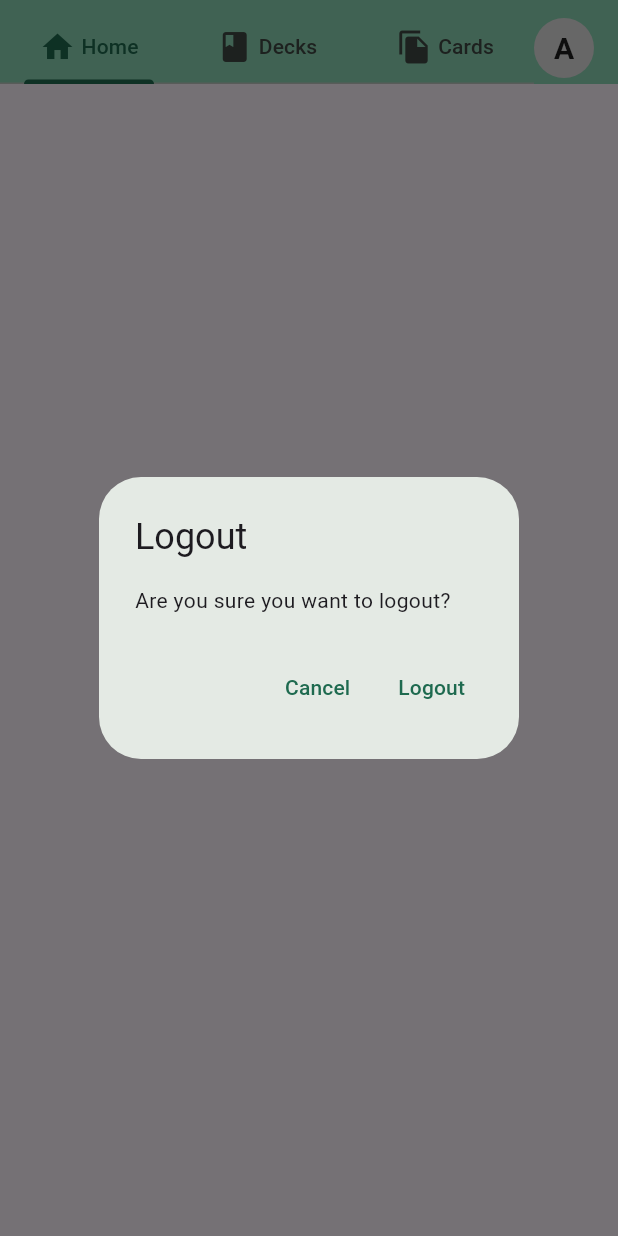
After one commit to curtis-clement/study_app, a Flutter app: the screen it shows once a user with an empty profile is signed in, after a tap on an icon or button, on a phone screen of 412 x 824 dp. The commit adds this screen. Run offline on Flutter 3.47's test engine with Material 3 defaults, Android fonts, the phone set to English and light mode, and no system bars; our stand-ins replace firebase_auth, firebase_core, flutter_dotenv; accounts and stored records are empty.

Commit message:
fix onConfirm for the login flow and add the logout click on the Avatar inclduing confirmation modal

```diff
--- a/lib/main.dart
+++ b/lib/main.dart
@@ -37,6 +37,7 @@ class MyApp extends StatelessWidget {
           }
 
           if (snapshot.hasData) {
+            print('USER LOGGED IN');
             return MainScreen();
           }
           return const SignUpScreen();
--- a/lib/modules/auth/screens/login_screen.dart
+++ b/lib/modules/auth/screens/login_screen.dart
@@ -32,6 +32,10 @@ class _LoginScreenState extends State<LoginScreen> {
       email: _emailController.text,
       password: _passwordController.text,
     );
+
+    if (mounted) {
+      Navigator.of(context).pop();
+    }
 
     setState(() {
       _isAuthenticating = false;
--- /dev/null
+++ b/lib/modules/auth/widgets/confirm_logout.dart
@@ -0,0 +1,31 @@
+import 'package:flutter/material.dart';
+import 'package:firebase_auth/firebase_auth.dart';
+
+final _auth = FirebaseAuth.instance;
+
+class ConfirmLogout extends StatelessWidget {
+  const ConfirmLogout({super.key});
+
+  @override
+  Widget build(BuildContext context) {
+    return AlertDialog(
+      title: Text('Logout'),
+      content: Text('Are you sure you want to logout?'),
+      actions: [
+        TextButton(
+          onPressed: () {
+            Navigator.of(context).pop();
+          },
+          child: Text('Cancel'),
+        ),
+        TextButton(
+          onPressed: () {
+            _auth.signOut();
+            Navigator.of(context).pop();
+          },
+          child: Text('Logout'),
+        ),
+      ],
+    );
+  }
+}
--- a/lib/screens/main_screen.dart
+++ b/lib/screens/main_screen.dart
@@ -1,4 +1,5 @@
 import 'package:flutter/material.dart';
+import 'package:study_app/modules/auth/widgets/confirm_logout.dart';
 import 'package:study_app/screens/cards_screen.dart';
 import 'package:study_app/screens/decks_screen.dart';
 import 'package:study_app/screens/home_screen.dart';
@@ -53,6 +54,15 @@ class MainScreen extends StatelessWidget {
                 ),
                 Padding(
                   padding: EdgeInsets.only(right: 16),
+                  child: GestureDetector(
+                    onTap: () {
+                      showDialog(
+                        context: context,
+                        builder: (BuildContext context) {
+                          return ConfirmLogout();
+                        },
+                      );
+                    },
                     child: CircleAvatar(
                       radius: 20,
                       backgroundColor: Colors.grey[300],
@@ -62,6 +72,7 @@ class MainScreen extends StatelessWidget {
                           fontSize: 20,
                           color: Colors.black87,
                           fontWeight: FontWeight.bold,
+                        ),
                       ),
                     ),
                   ),
```
Lines whose indentation alone changed are shown as unchanged.
